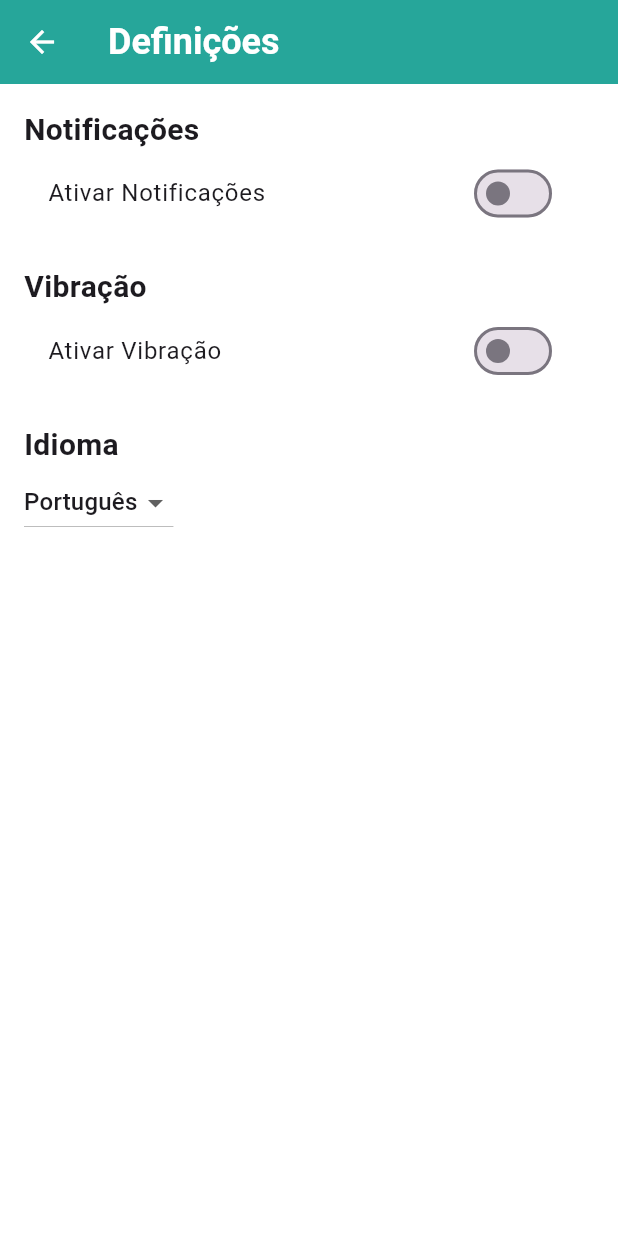
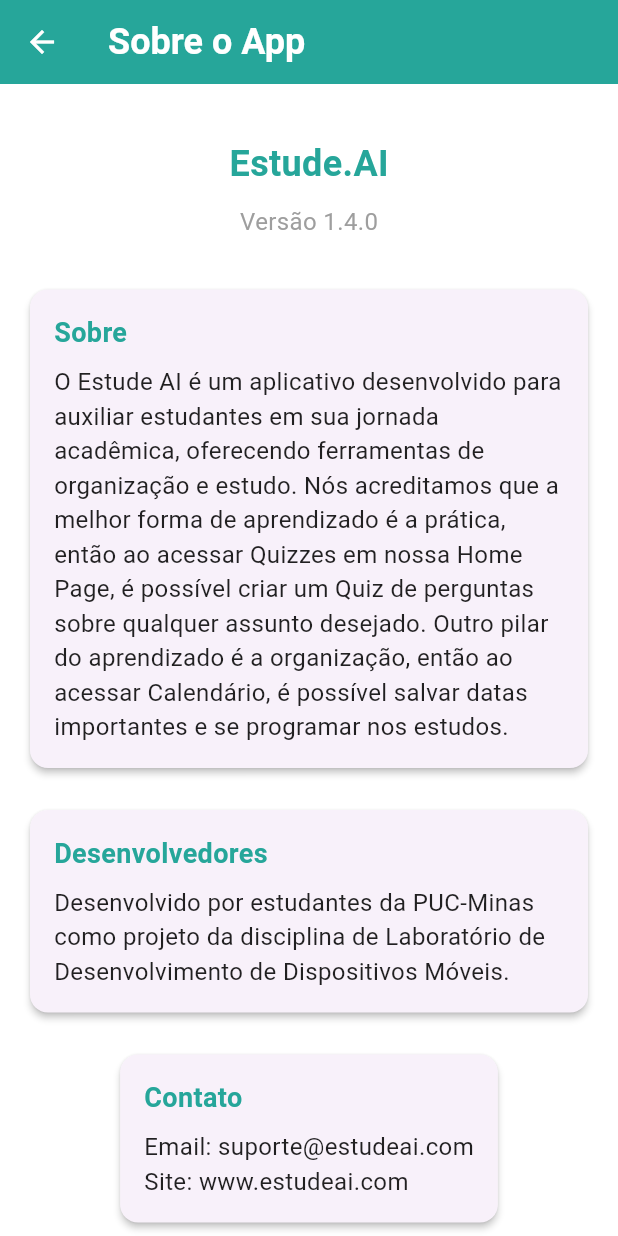
Before and after one commit to Jaummfreitas/EstudaAI, a Flutter app: the DefinicoesPage screen opened directly, on a phone screen of 412 x 824 dp. Run offline on Flutter 3.47's test engine with Material 3 defaults, Android fonts, the phone set to English and light mode, and no system bars; our stand-ins replace image_picker, sqflite, sqflite_common_ffi, table_calendar; missing offline and left inert: dart:ffi; accounts and stored records are empty.

Commit message:
feature/sobre-app

```diff
--- a/estudeai/lib/Views/Perfil/definições.dart
+++ b/estudeai/lib/Views/Perfil/definições.dart
@@ -1,29 +1,16 @@
 import 'package:flutter/material.dart';
 
-class DefinicoesPage extends StatefulWidget {
+class DefinicoesPage extends StatelessWidget {
 const DefinicoesPage({Key? key}) : super(key: key);
 
 @override
-  _DefinicoesPageState createState() => _DefinicoesPageState();
-}
-
-class _DefinicoesPageState extends State<DefinicoesPage> {
-  bool notificationsEnabled = false;
-  bool vibrationEnabled = false;
-  String selectedLanguage = 'Português';
-
-  final List<String> languages = ['Português', 'Inglês', 'Espanhol'];
-
-  @override
 Widget build(BuildContext context) {
-    Size size = MediaQuery.of(context).size;
-
   return Scaffold(
     appBar: AppBar(
       iconTheme: const IconThemeData(color: Colors.white),
       backgroundColor: const Color(0xFF26A69A),
       title: const Text(
-          'Definições',
+        'Sobre o App',
         style: TextStyle(
           color: Colors.white,
           fontWeight: FontWeight.bold,
@@ -33,72 +20,87 @@ class _DefinicoesPageState extends State<DefinicoesPage> {
     ),
     backgroundColor: Colors.white,
     body: SingleChildScrollView(
-        child: Container(
       padding: const EdgeInsets.all(16),
-          height: size.height,
-          width: size.width,
       child: Column(
-            crossAxisAlignment: CrossAxisAlignment.start,
+        crossAxisAlignment: CrossAxisAlignment.center,
         children: [
+          const SizedBox(height: 20),
           const Text(
-                'Notificações',
+            'Estude.AI',
             style: TextStyle(
-                  fontSize: 20,
+              fontSize: 24,
               fontWeight: FontWeight.bold,
+              color: Color(0xFF26A69A),
             ),
           ),
-              SwitchListTile(
-                title: const Text('Ativar Notificações'),
-                value: notificationsEnabled,
-                onChanged: (bool value) {
-                  setState(() {
-                    notificationsEnabled = value;
-                  });
-                },
+          const SizedBox(height: 10),
+          const Text(
+            'Versão 1.4.0',
+            style: TextStyle(
+              fontSize: 16,
+              color: Colors.grey,
+            ),
+          ),
+          const SizedBox(height: 30),
+          const InfoCard(
+            title: 'Sobre',
+            content: 'O Estude AI é um aplicativo desenvolvido para auxiliar estudantes em sua jornada acadêmica, oferecendo ferramentas de organização e estudo. Nós acreditamos que a melhor forma de aprendizado é a prática, então ao acessar Quizzes em nossa Home Page, é possível criar um Quiz de perguntas sobre qualquer assunto desejado. Outro pilar do aprendizado é a organização, então ao acessar Calendário, é possível salvar datas importantes e se programar nos estudos.',
           ),
           const SizedBox(height: 20),
-              const Text(
-                'Vibração',
-                style: TextStyle(
-                  fontSize: 20,
-                  fontWeight: FontWeight.bold,
-                ),
-              ),
-              SwitchListTile(
-                title: const Text('Ativar Vibração'),
-                value: vibrationEnabled,
-                onChanged: (bool value) {
-                  setState(() {
-                    vibrationEnabled = value;
-                  });
-                },
+          const InfoCard(
+            title: 'Desenvolvedores',
+            content: 'Desenvolvido por estudantes da PUC-Minas como projeto da disciplina de Laboratório de Desenvolvimento de Dispositivos Móveis.',
           ),
           const SizedBox(height: 20),
-              const Text(
-                'Idioma',
-                style: TextStyle(
-                  fontSize: 20,
-                  fontWeight: FontWeight.bold,
-                ),
-              ),
-              DropdownButton<String>(
-                value: selectedLanguage,
-                onChanged: (String? newValue) {
-                  setState(() {
-                    selectedLanguage = newValue!;
-                  });
-                },
-                items: languages.map<DropdownMenuItem<String>>((String lang) {
-                  return DropdownMenuItem<String>(
-                    value: lang,
-                    child: Text(lang),
-                  );
-                }).toList(),
+          const InfoCard(
+            title: 'Contato',
+            content: 'Email: suporte@estudeai.com\nSite: www.estudeai.com',
           ),
         ],
-          ),
       ),
     ),
   );
 }
 }
+
+class InfoCard extends StatelessWidget {
+final String title;
+final String content;
+
+const InfoCard({
+  Key? key,
+  required this.title,
+  required this.content,
+}) : super(key: key);
+
+@override
+Widget build(BuildContext context) {
+  return Card(
+    elevation: 2,
+    child: Padding(
+      padding: const EdgeInsets.all(16),
+      child: Column(
+        crossAxisAlignment: CrossAxisAlignment.start,
+        children: [
+          Text(
+            title,
+            style: const TextStyle(
+              fontSize: 18,
+              fontWeight: FontWeight.bold,
+              color: Color(0xFF26A69A),
+            ),
+          ),
+          const SizedBox(height: 8),
+          Text(
+            content,
+            style: const TextStyle(
+              fontSize: 16,
+              color: Colors.black87,
+            ),
+          ),
+        ],
+      ),
+    ),
+  );
+}
+}
--- a/estudeai/lib/Views/Perfil/perfil.dart
+++ b/estudeai/lib/Views/Perfil/perfil.dart
@@ -213,10 +213,10 @@ Widget build(BuildContext context) {
                       );
                     },
                     child: const ProfileWidget(
-                      icon: Icons.settings,
-                      title: 'Configurações',
+                      icon: Icons.info_outline,
+                      title: 'Sobre o app',
                     ),
-                  ),
+                    ),
                   InkWell(
                     onTap: () {
                       Navigator.push(
```
Lines whose indentation alone changed are shown as unchanged.
